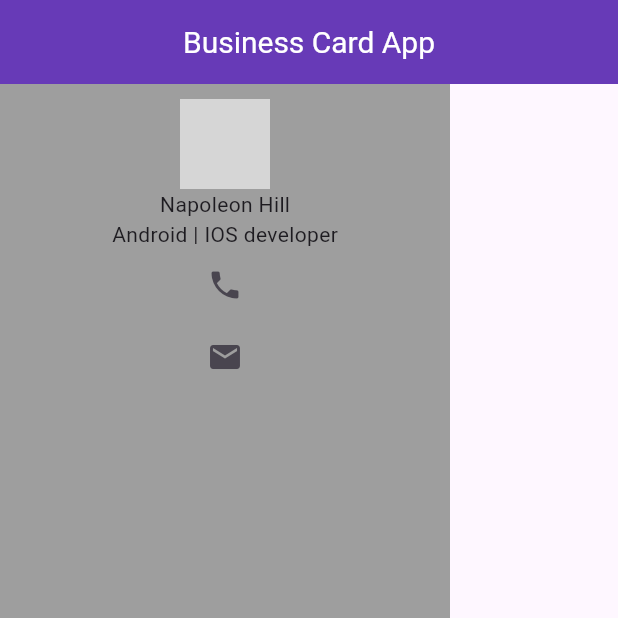
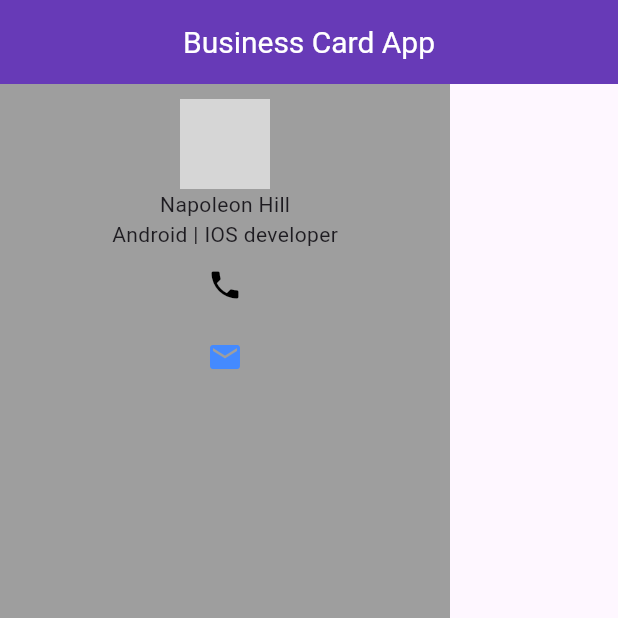
Before and after one commit to Majok-Bol/business_card_app, a Flutter app: the screen it shows after launch, on a phone screen of 412 x 824 dp, the top half of it. Run offline on Flutter 3.47's test engine with Material 3 defaults, Android fonts, the phone set to English and light mode, and no system bars; grey boxes are pictures that could not be loaded.

Commit message:
added color to email and phone icons

```diff
--- a/lib/main.dart
+++ b/lib/main.dart
@@ -23,8 +23,8 @@ class MyApp extends StatelessWidget{
       ),
       Text('Napoleon Hill'),
       Text('Android | IOS developer'),
-      IconButton(onPressed:(){print("contact clicked");}, icon:Icon(Icons.phone)),
-      IconButton(onPressed:(){print("contact clicked");}, icon:Icon(Icons.email)),
+      IconButton(onPressed:(){print("contact clicked");}, icon:Icon(Icons.phone,color: Colors.black,)),
+      IconButton(onPressed:(){print("contact clicked");}, icon:Icon(Icons.email,color:Colors.blueAccent,)),
 
     ],)
     ),
```
